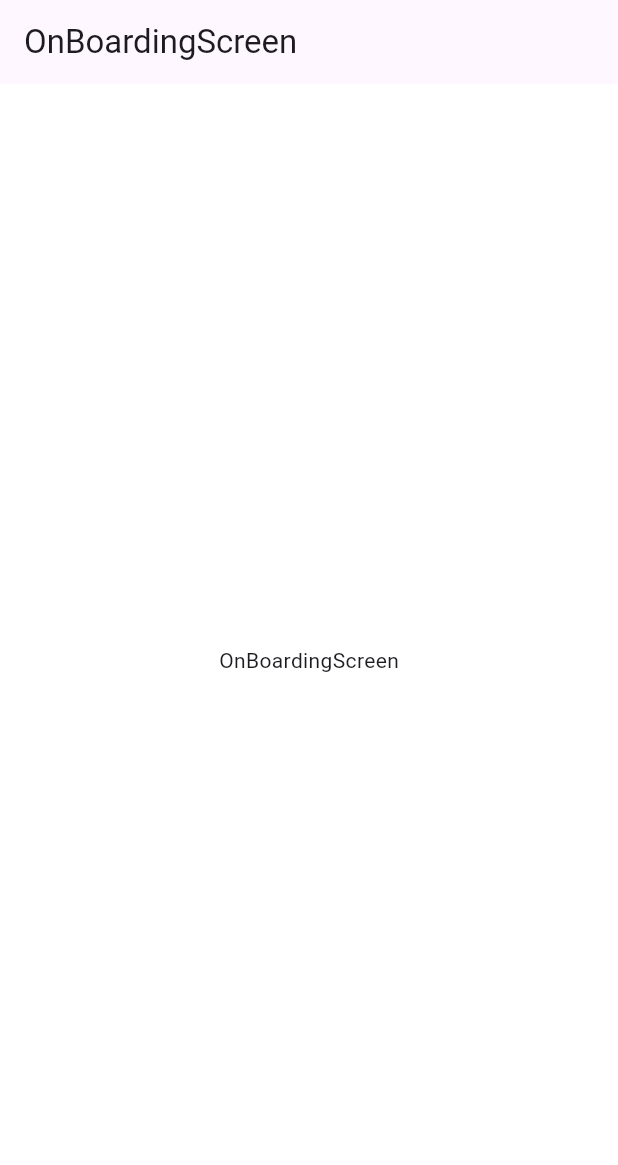
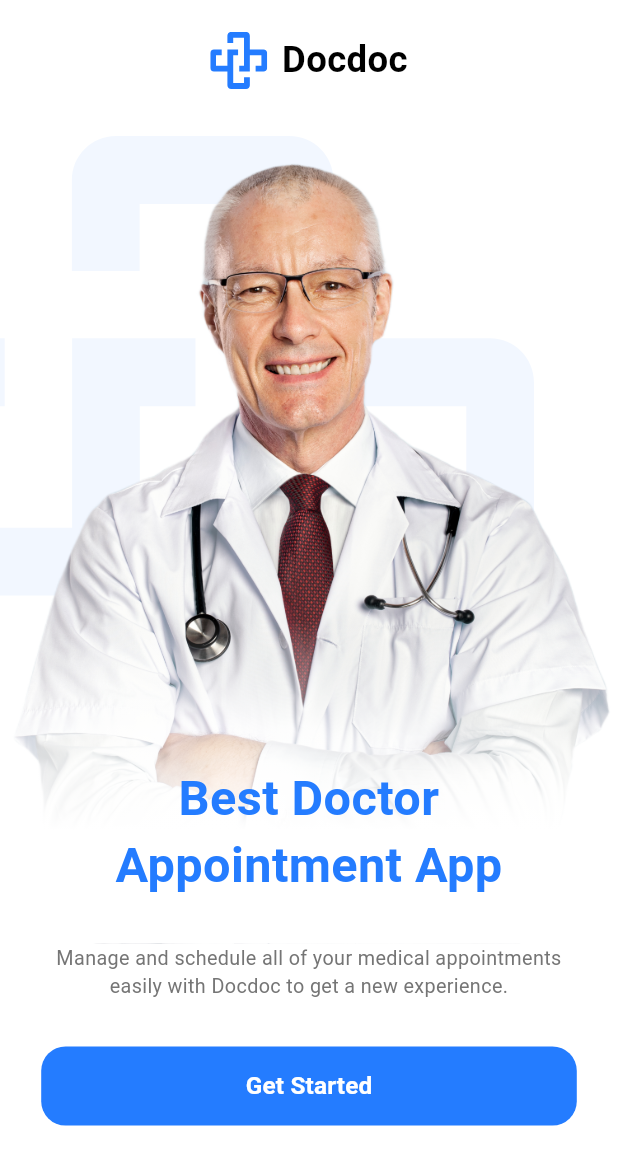
Before and after one commit to ZiadElsaadany/doc-app, a Flutter app: the screen it shows after launch, on a phone screen of 412 x 824 dp. Shown: the top 1165 px of the screen. Run offline on Flutter 3.47's test engine with Material 3 defaults, Android fonts, the phone set to English and light mode, and no system bars; our stand-ins replace flutter_screenutil, flutter_svg.

Commit message:
- svgs and images added - routers( routing and router file)  and extensions added - onboarding added

```diff
--- a/lib/core/routing/app_routing.dart
+++ b/lib/core/routing/app_routing.dart
@@ -1,13 +1,18 @@
 import 'package:flutter/material.dart';
 import 'package:flutter_advanced/core/routing/routes.dart';
 
+import '../../features/login/view/login_screen.dart';
 import '../../features/onboarding/onboarding.dart';
 
 class AppRoutes {
   Route generateRoute(RouteSettings routeSettings) {
+    // this arguments will be passed from the navigator like arguments as a ClassModel
+    final arguments = routeSettings.arguments;
     switch (routeSettings.name) {
       case Routes.onboarding:
-        return MaterialPageRoute(builder: (_) => OnBoardingScreen());
+        return MaterialPageRoute(builder: (_) => const OnBoardingScreen());
+      case Routes.login:
+        return MaterialPageRoute(builder: (_) => const LoginScreen());
       default:
         return MaterialPageRoute(builder: (_) => Container());
     }
--- a/lib/core/routing/routes.dart
+++ b/lib/core/routing/routes.dart
@@ -1,4 +1,5 @@
 class Routes {
   static const String onboarding = 'onboarding';
   static const String home = 'home';
+  static const String login = 'login';
 }
--- /dev/null
+++ b/lib/core/theming/styles.dart
@@ -0,0 +1,17 @@
+import 'package:flutter/material.dart';
+import 'package:flutter_advanced/core/theming/colors.dart';
+import 'package:flutter_screenutil/flutter_screenutil.dart';
+
+class TextStyles {
+  static TextStyle font24Black700Weight = TextStyle(
+      fontSize: 24.sp, color: Colors.black, fontWeight: FontWeight.bold);
+  static TextStyle font32Blue700Weight = TextStyle(
+      fontSize: 32.sp,
+      color: ColorsManager.mainBlue,
+      fontWeight: FontWeight.bold);
+  static TextStyle font13Grey = TextStyle(
+      fontSize: 13.sp, color: ColorsManager.grey, fontWeight: FontWeight.w400);
+
+  static TextStyle font16White600Weight = TextStyle(
+      fontSize: 16.sp, color: Colors.white, fontWeight: FontWeight.w600);
+}
--- /dev/null
+++ b/lib/features/login/view/login_screen.dart
@@ -0,0 +1,12 @@
+import 'package:flutter/material.dart';
+
+class LoginScreen extends StatelessWidget {
+  const LoginScreen({super.key});
+
+  @override
+  Widget build(BuildContext context) {
+    return Scaffold(
+      appBar: AppBar(),
+    );
+  }
+}
--- a/lib/features/onboarding/onboarding.dart
+++ b/lib/features/onboarding/onboarding.dart
@@ -1,4 +1,9 @@
 import 'package:flutter/material.dart';
+import 'package:flutter_advanced/core/theming/styles.dart';
+import 'package:flutter_advanced/features/onboarding/widgets/doc_image_and_text.dart';
+import 'package:flutter_advanced/features/onboarding/widgets/doc_name_and_logo.dart';
+import 'package:flutter_advanced/features/onboarding/widgets/get_started_widget.dart';
+import 'package:flutter_screenutil/flutter_screenutil.dart';
 
 class OnBoardingScreen extends StatelessWidget {
   const OnBoardingScreen({super.key});
@@ -6,11 +11,35 @@ class OnBoardingScreen extends StatelessWidget {
   @override
   Widget build(BuildContext context) {
     return Scaffold(
-      appBar: AppBar(
-        title: const Text('OnBoardingScreen'),
-      ),
-      body: Center(
-        child: Text('OnBoardingScreen'),
+      body: SafeArea(
+        child: Column(
+          children: [
+            SizedBox(
+              height: 20.h,
+            ),
+            const DocLogoAndName(),
+            SizedBox(
+              height: 30.h,
+            ),
+            const DocImageAndText(),
+            Padding(
+              padding: EdgeInsets.symmetric(horizontal: 25.w),
+              child: Column(
+                children: [
+                  Text(
+                    "Manage and schedule all of your medical appointments easily with Docdoc to get a new experience.",
+                    style: TextStyles.font13Grey,
+                    textAlign: TextAlign.center,
+                  ),
+                  SizedBox(
+                    height: 30.h,
+                  ),
+                  const GetStartedWidget()
+                ],
+              ),
+            )
+          ],
+        ),
       ),
     );
   }
--- /dev/null
+++ b/lib/features/onboarding/widgets/doc_image_and_text.dart
@@ -0,0 +1,40 @@
+import 'package:flutter/material.dart';
+import 'package:flutter_advanced/core/theming/styles.dart';
+import 'package:flutter_svg/flutter_svg.dart';
+
+class DocImageAndText extends StatelessWidget {
+  const DocImageAndText({super.key});
+
+  @override
+  Widget build(BuildContext context) {
+    return Stack(
+      children: [
+        SvgPicture.asset("assets/svgs/docdoc_background_opacity.svg"),
+        Container(
+            foregroundDecoration: BoxDecoration(
+              gradient: LinearGradient(
+                  begin: Alignment.bottomCenter,
+                  end: Alignment.topCenter,
+                  stops: const [
+                    0.14,
+                    0.4
+                  ],
+                  colors: [
+                    Colors.white,
+                    Colors.white.withOpacity(0.0),
+                  ]),
+            ),
+            child: Image.asset("assets/images/doctor_image.png")),
+        Positioned(
+            left: 0,
+            right: 0,
+            bottom: 30,
+            child: Text(
+              "Best Doctor \nAppointment App",
+              style: TextStyles.font32Blue700Weight.copyWith(height: 1.4),
+              textAlign: TextAlign.center,
+            ))
+      ],
+    );
+  }
+}
--- /dev/null
+++ b/lib/features/onboarding/widgets/doc_name_and_logo.dart
@@ -0,0 +1,28 @@
+import 'package:flutter/cupertino.dart';
+import 'package:flutter/material.dart';
+import 'package:flutter_advanced/core/theming/styles.dart';
+import 'package:flutter_screenutil/flutter_screenutil.dart';
+import 'package:flutter_svg/flutter_svg.dart';
+
+class DocLogoAndName extends StatelessWidget {
+  const DocLogoAndName({super.key});
+
+  @override
+  Widget build(BuildContext context) {
+    return Row(
+      mainAxisAlignment: MainAxisAlignment.center,
+      children: [
+        SvgPicture.asset(
+          'assets/svgs/docdoc_logo.svg',
+        ),
+        SizedBox(
+          width: 8.w,
+        ),
+        Text(
+          'Docdoc',
+          style: TextStyles.font24Black700Weight,
+        ),
+      ],
+    );
+  }
+}
--- /dev/null
+++ b/lib/features/onboarding/widgets/get_started_widget.dart
@@ -0,0 +1,28 @@
+import 'package:flutter/material.dart';
+import 'package:flutter_advanced/core/helpers/extensions.dart';
+import 'package:flutter_advanced/core/routing/routes.dart';
+import 'package:flutter_advanced/core/theming/colors.dart';
+import 'package:flutter_advanced/core/theming/styles.dart';
+import 'package:flutter_screenutil/flutter_screenutil.dart';
+
+class GetStartedWidget extends StatelessWidget {
+  const GetStartedWidget({super.key});
+
+  @override
+  Widget build(BuildContext context) {
+    return TextButton(
+        style: ButtonStyle(
+            shape: WidgetStateProperty.all(RoundedRectangleBorder(
+                borderRadius: BorderRadius.circular(16.r))),
+            backgroundColor: WidgetStateProperty.all(ColorsManager.mainBlue),
+            tapTargetSize: MaterialTapTargetSize.shrinkWrap,
+            minimumSize: WidgetStateProperty.all(Size(double.infinity, 52.h))),
+        onPressed: () {
+          context.pushNamed(Routes.login);
+        },
+        child: Text(
+          "Get Started",
+          style: TextStyles.font16White600Weight,
+        ));
+  }
+}
--- a/pubspec.yaml
+++ b/pubspec.yaml
@@ -50,6 +50,7 @@ dependencies:
   pretty_dio_logger: ^1.4.0
   flutter_native_splash: ^2.4.1
   flutter_screenutil: ^5.9.3
+  flutter_svg: ^2.0.10+1
 
 dev_dependencies:
   flutter_test:
@@ -74,8 +75,9 @@ flutter:
   uses-material-design: true
 
   # To add assets to your application, add an assets section, like this:
-  # assets:
-  #   - images/a_dot_burr.jpeg
+  assets:
+    - assets/images/
+    - assets/svgs/
   #   - images/a_dot_ham.jpeg
 
   # An image asset can refer to one or more resolution-specific "variants", see
```
Also changed, not shown: assets/images/doctor_image.png (added), assets/svgs/docdoc_background_opacity.svg (added), assets/svgs/docdoc_logo.svg (added), pubspec.lock.
